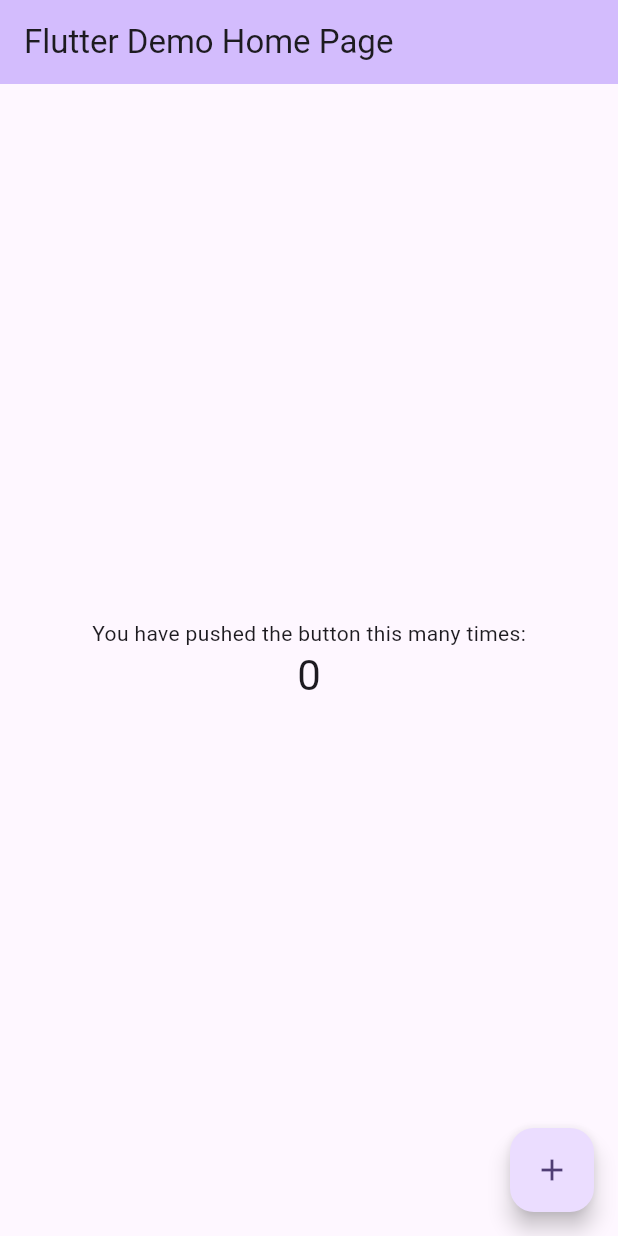
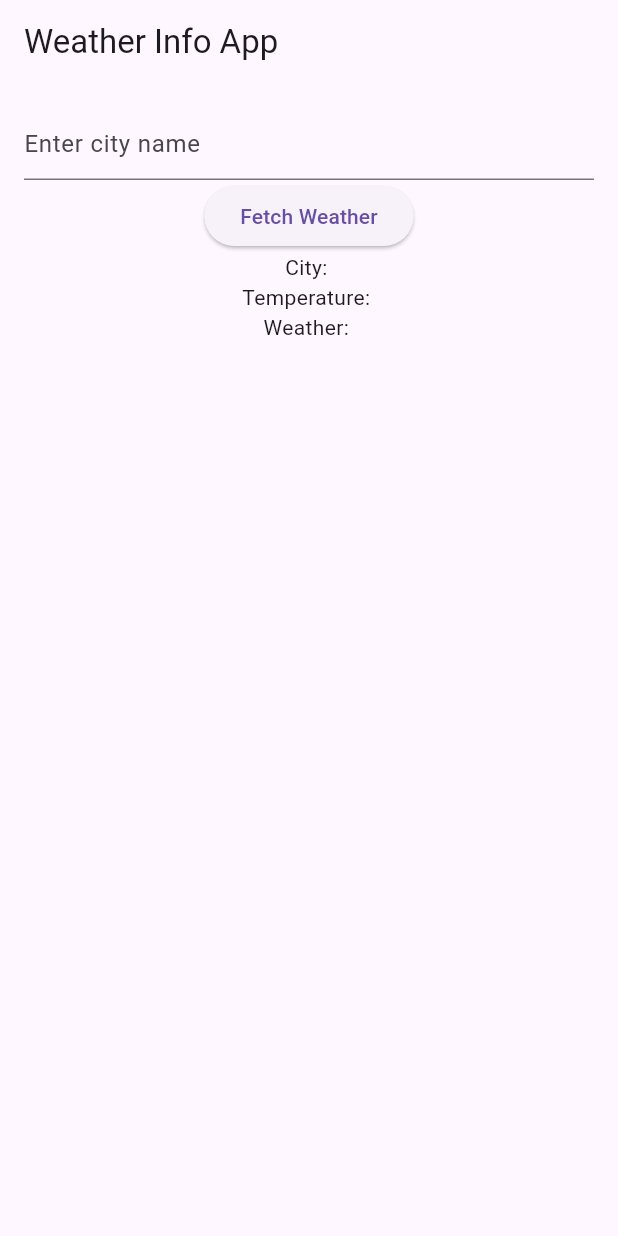
Before and after one commit to jenneetee/weather_info_app, a Flutter app: the screen it shows after launch, on a phone screen of 412 x 824 dp. Run offline on Flutter 3.47's test engine with Material 3 defaults, Android fonts, the phone set to English and light mode, and no system bars.

Commit message:
Simulated weather data for input city.

```diff
--- a/lib/main.dart
+++ b/lib/main.dart
@@ -1,125 +1,66 @@
+import 'dart:math'; // Add this for generating random values
 import 'package:flutter/material.dart';
 
 void main() {
-  runApp(const MyApp());
+  runApp(MyApp());
 }
 
 class MyApp extends StatelessWidget {
-  const MyApp({super.key});
-
-  // This widget is the root of your application.
   @override
   Widget build(BuildContext context) {
     return MaterialApp(
-      title: 'Flutter Demo',
-      theme: ThemeData(
-        // This is the theme of your application.
-        //
-        // TRY THIS: Try running your application with "flutter run". You'll see
-        // the application has a purple toolbar. Then, without quitting the app,
-        // try changing the seedColor in the colorScheme below to Colors.green
-        // and then invoke "hot reload" (save your changes or press the "hot
-        // reload" button in a Flutter-supported IDE, or press "r" if you used
-        // the command line to start the app).
-        //
-        // Notice that the counter didn't reset back to zero; the application
-        // state is not lost during the reload. To reset the state, use hot
-        // restart instead.
-        //
-        // This works for code too, not just values: Most code changes can be
-        // tested with just a hot reload.
-        colorScheme: ColorScheme.fromSeed(seedColor: Colors.deepPurple),
-        useMaterial3: true,
+      home: DefaultTabController(
+        length: 3,
+        child: WeatherInfoApp(),
       ),
-      home: const MyHomePage(title: 'Flutter Demo Home Page'),
     );
   }
 }
 
-class MyHomePage extends StatefulWidget {
-  const MyHomePage({super.key, required this.title});
-
-  // This widget is the home page of your application. It is stateful, meaning
-  // that it has a State object (defined below) that contains fields that affect
-  // how it looks.
-
-  // This class is the configuration for the state. It holds the values (in this
-  // case the title) provided by the parent (in this case the App widget) and
-  // used by the build method of the State. Fields in a Widget subclass are
-  // always marked "final".
-
-  final String title;
-
+class WeatherInfoApp extends StatefulWidget {
   @override
-  State<MyHomePage> createState() => _MyHomePageState();
+  _WeatherInfoAppState createState() => _WeatherInfoAppState();
 }
 
-class _MyHomePageState extends State<MyHomePage> {
-  int _counter = 0;
+class _WeatherInfoAppState extends State<WeatherInfoApp> {
+  final _cityController = TextEditingController();
+  String city = '';
+  String temperature = '';
+  String weatherCondition = '';
 
-  void _incrementCounter() {
+  void fetchWeather() {
     setState(() {
-      // This call to setState tells the Flutter framework that something has
-      // changed in this State, which causes it to rerun the build method below
-      // so that the display can reflect the updated values. If we changed
-      // _counter without calling setState(), then the build method would not be
-      // called again, and so nothing would appear to happen.
-      _counter++;
+      city = _cityController.text;
+      temperature =
+          '${Random().nextInt(16) + 15}°C'; // Random temperature between 15 and 30°C
+      weatherCondition = ['Sunny', 'Cloudy', 'Rainy'][Random().nextInt(3)];
     });
   }
 
   @override
   Widget build(BuildContext context) {
-    // This method is rerun every time setState is called, for instance as done
-    // by the _incrementCounter method above.
-    //
-    // The Flutter framework has been optimized to make rerunning build methods
-    // fast, so that you can just rebuild anything that needs updating rather
-    // than having to individually change instances of widgets.
     return Scaffold(
       appBar: AppBar(
-        // TRY THIS: Try changing the color here to a specific color (to
-        // Colors.amber, perhaps?) and trigger a hot reload to see the AppBar
-        // change color while the other colors stay the same.
-        backgroundColor: Theme.of(context).colorScheme.inversePrimary,
-        // Here we take the value from the MyHomePage object that was created by
-        // the App.build method, and use it to set our appbar title.
-        title: Text(widget.title),
+        title: Text('Weather Info App'),
       ),
-      body: Center(
-        // Center is a layout widget. It takes a single child and positions it
-        // in the middle of the parent.
+      body: Padding(
+        padding: const EdgeInsets.all(16.0),
         child: Column(
-          // Column is also a layout widget. It takes a list of children and
-          // arranges them vertically. By default, it sizes itself to fit its
-          // children horizontally, and tries to be as tall as its parent.
-          //
-          // Column has various properties to control how it sizes itself and
-          // how it positions its children. Here we use mainAxisAlignment to
-          // center the children vertically; the main axis here is the vertical
-          // axis because Columns are vertical (the cross axis would be
-          // horizontal).
-          //
-          // TRY THIS: Invoke "debug painting" (choose the "Toggle Debug Paint"
-          // action in the IDE, or press "p" in the console), to see the
-          // wireframe for each widget.
-          mainAxisAlignment: MainAxisAlignment.center,
-          children: <Widget>[
-            const Text(
-              'You have pushed the button this many times:',
+          children: [
+            TextField(
+              controller: _cityController,
+              decoration: InputDecoration(hintText: 'Enter city name'),
             ),
-            Text(
-              '$_counter',
-              style: Theme.of(context).textTheme.headlineMedium,
+            ElevatedButton(
+              onPressed: fetchWeather,
+              child: Text('Fetch Weather'),
             ),
+            Text('City: $city'),
+            Text('Temperature: $temperature'),
+            Text('Weather: $weatherCondition'),
           ],
         ),
       ),
-      floatingActionButton: FloatingActionButton(
-        onPressed: _incrementCounter,
-        tooltip: 'Increment',
-        child: const Icon(Icons.add),
-      ), // This trailing comma makes auto-formatting nicer for build methods.
     );
   }
 }
```
